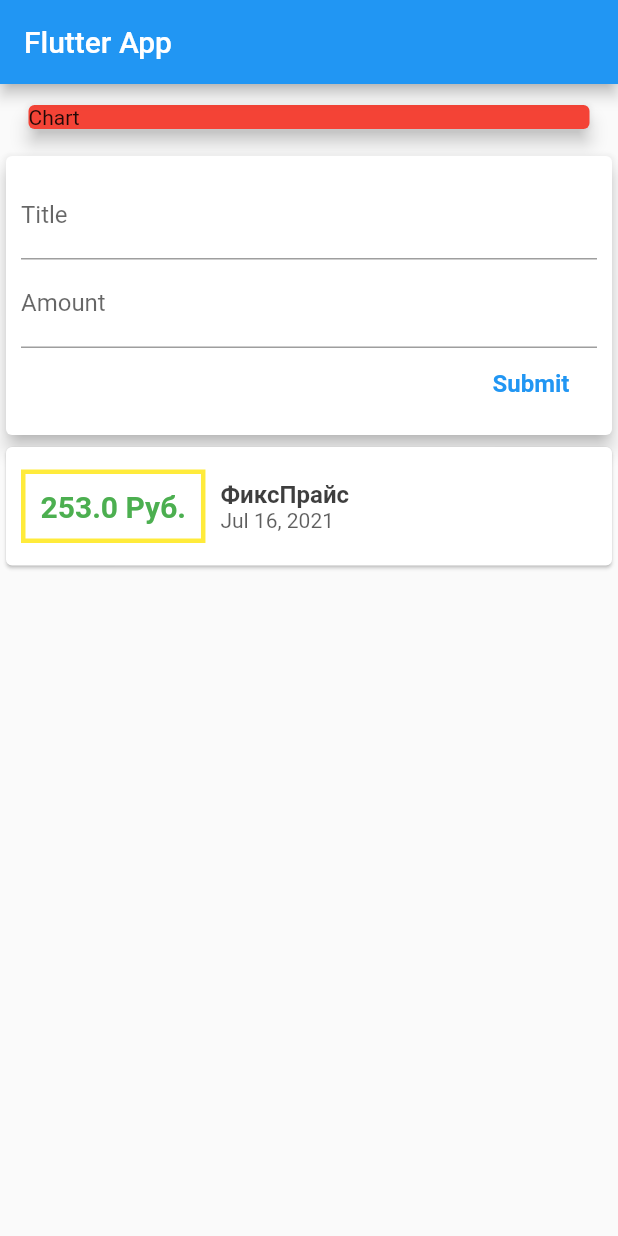
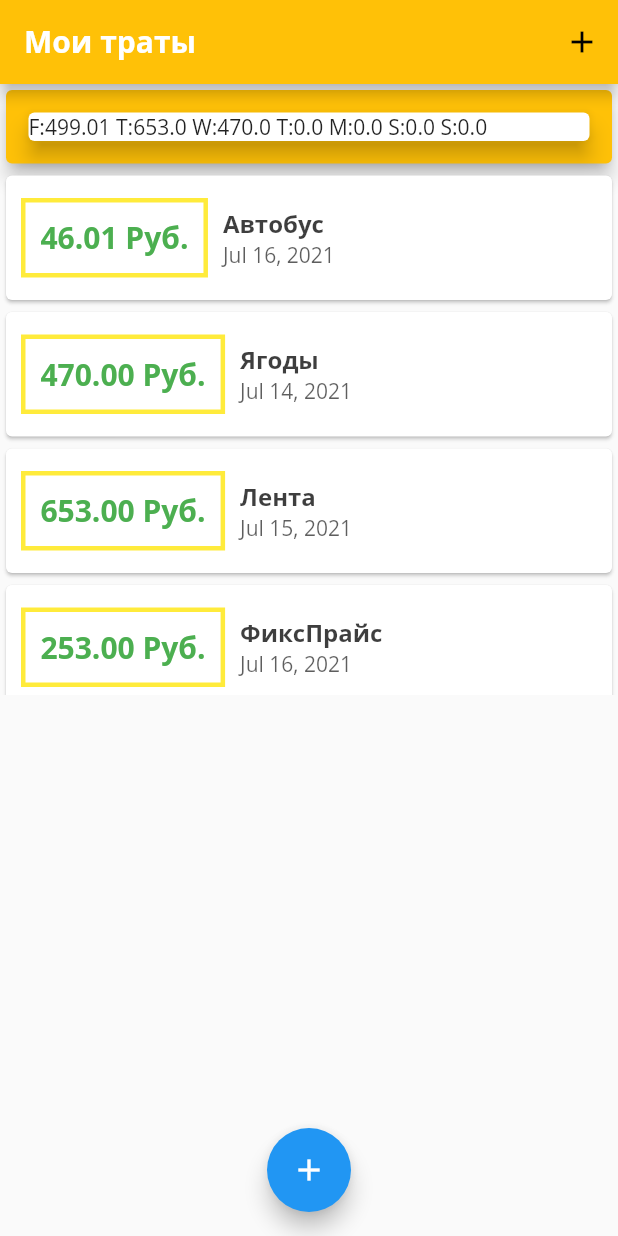
Before and after one commit to nikberX/MySpendings, a Flutter app: the screen it shows after launch, on a phone screen of 412 x 824 dp. Run offline on Flutter 3.47's test engine with Material 2 defaults, Android fonts, the phone set to English and light mode, and no system bars.

Commit message:
Added adding purchase feature. Added scrolling. Extracted adding purchase to its own window widget. Started working on Chart

```diff
--- a/lib/main.dart
+++ b/lib/main.dart
@@ -1,41 +1,126 @@
+import 'package:flutter/gestures.dart';
 import 'package:flutter/material.dart';
 
-import './widgets/user_purchases.dart';
+import './models/purchase.dart';
+import './widgets/new_purchase.dart';
+import './widgets/purchase_list.dart';
+import './widgets/chart.dart';
 void main() => runApp(MyApp());
 
 class MyApp extends StatelessWidget {
   @override
   Widget build(BuildContext context) {
     return MaterialApp(
-      title: 'Flutter App',
+      title: 'Мои траты',
       home: MyHomePage(),
+      theme: ThemeData(
+        primarySwatch: Colors.amber,
+        accentColor: Colors.blue,
+        fontFamily: 'OpenSans',
+        textTheme: TextTheme(
+          title: TextStyle(
+            fontWeight: FontWeight.bold,
+            fontSize: 16,
+            color: Color(0xC1000000) , //black
+          ),
+        ),
+        appBarTheme: AppBarTheme(
+          textTheme: TextTheme(
+            title: TextStyle(
+              fontFamily: 'OpenSans',
+              fontSize: 20,
+              fontWeight: FontWeight.bold
+            )
+          )
+        ),
+      )
     );
   }
 }
 
-class MyHomePage extends StatelessWidget {
+class MyHomePage extends StatefulWidget {
+
+  @override
+  _MyHomePageState createState() => _MyHomePageState();
+}
+
+class _MyHomePageState extends State<MyHomePage> {
+
+  final List<Purchase> _userPurchases = [
+    Purchase(id: '1', title: 'Автобус', amount: 46.01, date:  DateTime.now()),
+    Purchase(id: '1', title: 'Ягоды', amount: 470, date:  DateTime.now().subtract(Duration(days: 2))),
+    Purchase(id: '1', title: 'Лента', amount: 653, date:  DateTime.now().subtract(Duration(days: 1))),
+    Purchase(id: '1', title: 'ФиксПрайс', amount: 253, date:  DateTime.now()),
+    Purchase(id: '1', title: 'Ярче', amount: 200, date:  DateTime.now()),
+  ];
+
+  List<Purchase> get _recentPurchases {
+    return _userPurchases.where((element) {
+      var weekBefore = DateTime.now().subtract(Duration(days: 7));
+      return element.date.isAfter(weekBefore);
+    }).toList();
+  }
+
+  void _addNewPurchase(String title, double amount) {
+    final newPurhcase = Purchase(
+      title: title,
+      amount: amount,
+      date: DateTime.now(),
+      id: (title + amount.toString()).hashCode.toString()
+    );
+    setState(() {
+      print('Purchase added!');
+      _userPurchases.add(newPurhcase);
+    });
+  }
+
+  void _startAddNewPurchase(BuildContext context) {
+    showModalBottomSheet(
+      context: context,
+      builder: (_) {
+        return GestureDetector(
+            child: NewPurchase(_addNewPurchase),
+            onTap: () {},
+            behavior: HitTestBehavior.opaque,
+
+          );
+      },
+    );
+  }
 
   @override
   Widget build(BuildContext context) {
     return Scaffold(
       appBar: AppBar(
-        title: Text('Flutter App'),
+        title: Text('Мои траты'),
+        actions: <Widget>[
+          IconButton(
+            icon: Icon(Icons.add),
+            onPressed: () {_startAddNewPurchase(context);},
+          )
+        ],
       ),
-      body: Column(
-        crossAxisAlignment: CrossAxisAlignment.center,
+      body: SingleChildScrollView(
+        child: Column(
+              crossAxisAlignment: CrossAxisAlignment.stretch,
               children: <Widget>[
               Container(
-            margin: EdgeInsets.symmetric(vertical: 10, horizontal: 15,),
                 width: double.infinity,
                 child: Card(
-              color: Colors.red,
-              child: Text('Chart'),
+                  color: Theme.of(context).primaryColor,
+                  child: Chart(_recentPurchases),
                   elevation: 5,
                 ),
               ),
-          UserPurchases()
+              PurchaseList(_userPurchases),
             ],
             ),
+      ),
+        floatingActionButtonLocation: FloatingActionButtonLocation.centerFloat,
+        floatingActionButton: FloatingActionButton(
+          onPressed: () {_startAddNewPurchase(context);},
+          child: Icon(Icons.add),
+        )
       );
   }
 }
--- /dev/null
+++ b/lib/widgets/chart.dart
@@ -0,0 +1,49 @@
+
+import 'package:flutter/material.dart';
+import 'package:intl/intl.dart';
+
+import '../models/purchase.dart';
+
+class Chart extends StatelessWidget {
+  final List<Purchase> recentPurchases;
+
+  Chart(this.recentPurchases);
+
+  List<Map<String, Object>> get groupedPurchasesValues {
+    return List.generate(
+      7,
+      (index) {
+        final weekDays = DateTime.now().subtract(Duration(days: index), );
+
+        double sumOfAmounts = 0;
+
+        for(var i = 0; i<recentPurchases.length; i++) {
+          if (
+            recentPurchases[i].date.day == weekDays.day &&
+            recentPurchases[i].date.month == weekDays.month &&
+            recentPurchases[i].date.year == weekDays.year
+          ) {
+            sumOfAmounts += recentPurchases[i].amount;
+          }//end if
+        }
+
+        return {'day' : DateFormat.E().format(weekDays).substring(0,1), 'amount' : sumOfAmounts};
+      }
+    );
+  }
+
+  @override
+  Widget build(BuildContext context) {
+    return Card(
+      elevation: 6,
+      margin: EdgeInsets.all(15),
+      child: Row(
+        children: groupedPurchasesValues.map(
+          (data) {
+            return Text('${data['day']}:${data['amount']} ');
+          }
+        ).toList(),
+      )
+    );
+  }
+}
--- a/lib/widgets/new_purchase.dart
+++ b/lib/widgets/new_purchase.dart
@@ -1,13 +1,33 @@
 import 'package:flutter/material.dart';
 
-class NewPurchase extends StatelessWidget {
-
-  final titleController = TextEditingController();
-  final amountController = TextEditingController();
+class NewPurchase extends StatefulWidget {
 
   final Function onButtonPressed;
 
   NewPurchase(this.onButtonPressed);
+
+  @override
+  _NewPurchaseState createState() => _NewPurchaseState();
+}
+
+class _NewPurchaseState extends State<NewPurchase> {
+  final titleController = TextEditingController();
+
+  final amountController = TextEditingController();
+
+  void submitData() {
+    if (titleController.text.isEmpty || amountController.text.isEmpty) {
+      return;
+    }
+    final enteredTitle = titleController.text;
+    final enteredAmount = double.parse(amountController.text);
+
+    if (enteredTitle.isEmpty || enteredAmount < 0) {
+      return;
+    }
+    widget.onButtonPressed(enteredTitle, enteredAmount);
+    Navigator.of(context).pop();
+  }
 
   @override
   Widget build(BuildContext context) {
@@ -23,14 +43,18 @@ class NewPurchase extends StatelessWidget {
                         labelText: 'Title',
                       ),
                       controller: titleController,
+                      onSubmitted: (_) => submitData(),
                     ),
-                    TextField(decoration: InputDecoration(
+                    TextField(
+                      decoration: InputDecoration(
                         labelText: 'Amount',
                       ),
+                      keyboardType: TextInputType.number,
                       controller: amountController,
+                      onSubmitted: (_) => submitData(),
                     ),
                     FlatButton(
-                      onPressed: () {onButtonPressed(titleController.text,amountController.text);},
+                      onPressed: () => submitData(),
                       child: Text(
                         'Submit',
                         style: TextStyle(
--- a/lib/widgets/purchase_list.dart
+++ b/lib/widgets/purchase_list.dart
@@ -11,8 +11,28 @@ class PurchaseList extends StatelessWidget {
 
   @override
   Widget build(BuildContext context) {
-    return Column(
-            children: _purchases.map((purchase) {
+    return Container(
+      height: 350,
+      child: _purchases.isEmpty ?
+      Column( //is Empty, true
+        children: <Widget>[
+          Text(
+            'Нет покупок',
+            style: Theme.of(context).textTheme.title,
+          ),
+          SizedBox(height: 10,),
+          Container(
+            height: 200,
+            child: Image.asset(
+              'assets/images/waiting.png',
+              fit: BoxFit.cover
+              ),
+          )
+        ],
+      )
+      :
+      ListView.builder( // Not empty, false
+        itemBuilder: (context, index) {
                   return Card(
                     child: Row(children: [
                       Container(
@@ -22,7 +42,7 @@ class PurchaseList extends StatelessWidget {
                         ),
                         padding: EdgeInsets.all(10),
                         child: Text(
-                      '${purchase.amount} Руб.',
+                          '${_purchases[index].amount.toStringAsFixed(2)} Руб.',
                           style: TextStyle(
                             fontWeight: FontWeight.bold,
                             fontSize: 20,
@@ -35,15 +55,11 @@ class PurchaseList extends StatelessWidget {
                         children: [
 
                         Text(
-                      purchase.title,
-                      style: TextStyle(
-                        fontWeight: FontWeight.bold,
-                        fontSize: 16,
-                        color: Color(0xC1000000) , //black
-                      ),
+                          _purchases[index].title,
+                          style: Theme.of(context).textTheme.title,
                         ),
                         Text(
-                      DateFormat('yMMMd').format(purchase.date),
+                          DateFormat('yMMMd').format(_purchases[index].date),
                           style: TextStyle(
                             fontSize: 14,
                             color: Color(0xA1000000) , //black
@@ -54,8 +70,9 @@ class PurchaseList extends StatelessWidget {
                     ],
                     )
                   );
-            }
-            ).toList(),
+                },
+        itemCount: _purchases.length,
+        ),
       );
   }
 }
--- a/lib/widgets/user_purchases.dart
+++ /dev/null
@@ -1,45 +0,0 @@
-import 'package:flutter/material.dart';
-
-import '../models/purchase.dart';
-import './purchase_list.dart';
-import './new_purchase.dart';
-
-class UserPurchases extends StatefulWidget {
-  @override
-  _UserPurchasesState createState() => _UserPurchasesState();
-}
-
-
-
-class _UserPurchasesState extends State<UserPurchases> {
-  final List<Purchase> _userPurchases = [
-    //Purchase(id: '1', title: 'Автобус', amount: 46.01, date:  DateTime.now()),
-    //Purchase(id: '1', title: 'Ягоды', amount: 470, date:  DateTime.now()),
-    //Purchase(id: '1', title: 'Лента', amount: 653, date:  DateTime.now()),
-    Purchase(id: '1', title: 'ФиксПрайс', amount: 253, date:  DateTime.now()),
-    //Purchase(id: '1', title: 'Ярче', amount: 200, date:  DateTime.now()),
-  ];
-
-  void _addNewPurchase(String title, String amountStr) {
-    double amount;
-    amount = double.parse(amountStr);
-    final newPurhcase = Purchase(
-      title: title,
-      amount: amount,
-      date: DateTime.now(),
-      id: (title + amount.toString()).hashCode.toString()
-    );
-    setState(() {
-      _userPurchases.add(newPurhcase);
-    });
-  }
-
-  @override
-  Widget build(BuildContext context) {
-    return Column(children: <Widget>[
-      NewPurchase(_addNewPurchase),
-      PurchaseList(_userPurchases),
-      ],
-    );
-  }
-}
```
Also changed, not shown: pubspec.yaml (+13 -8 lines), assets/fonts/OpenSans-Bold.ttf (added), assets/fonts/OpenSans-Regular.ttf (added), assets/fonts/Quicksand-Bold.ttf (added), assets/fonts/Quicksand-Light.ttf (added), assets/fonts/Quicksand-Medium.ttf (added), assets/fonts/Quicksand-Regular.ttf (added), assets/images/waiting.png (added), lib/widgets/chart_bar.dart (added). Lines whose indentation alone changed are shown as unchanged.
